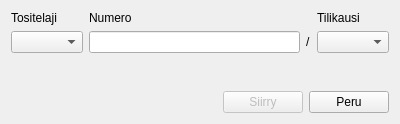
The window that kitupiikki/kirjaus/siirry.ui (artoh/kitupiikki) describes before a commit, drawn with Qt 5.
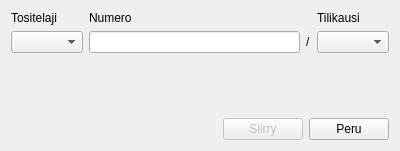
The same window after the commit. Icons and pictures are not drawn.

```diff
--- a/kitupiikki/kirjaus/siirry.ui
+++ b/kitupiikki/kirjaus/siirry.ui
@@ -10,7 +10,7 @@
     <x>0</x>
     <y>0</y>
     <width>400</width>
-    <height>124</height>
+    <height>151</height>
    </rect>
   </property>
   <property name="windowTitle">
```
Left out of the diff: 2 changed lines with no effect on the pictures.
